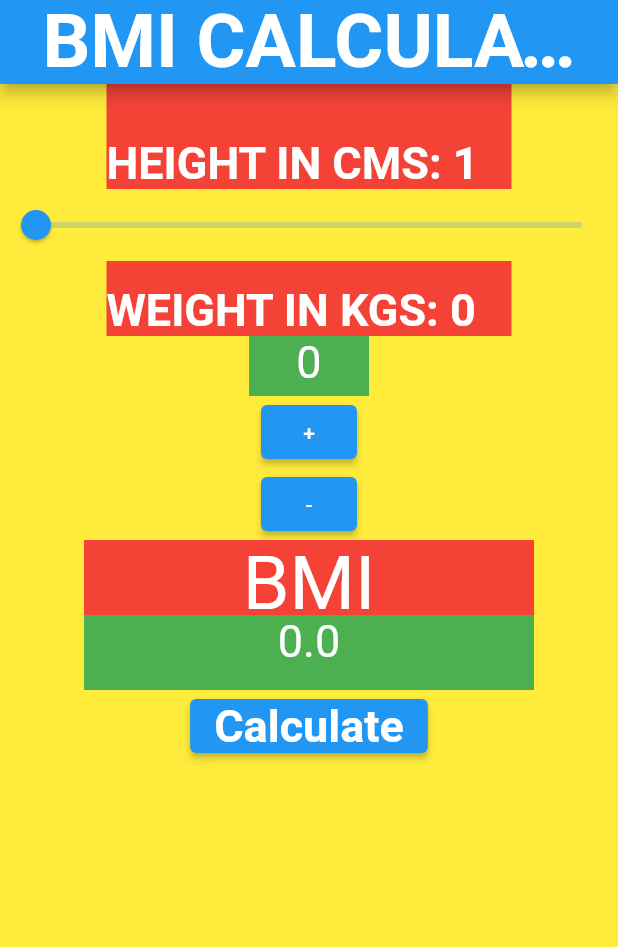
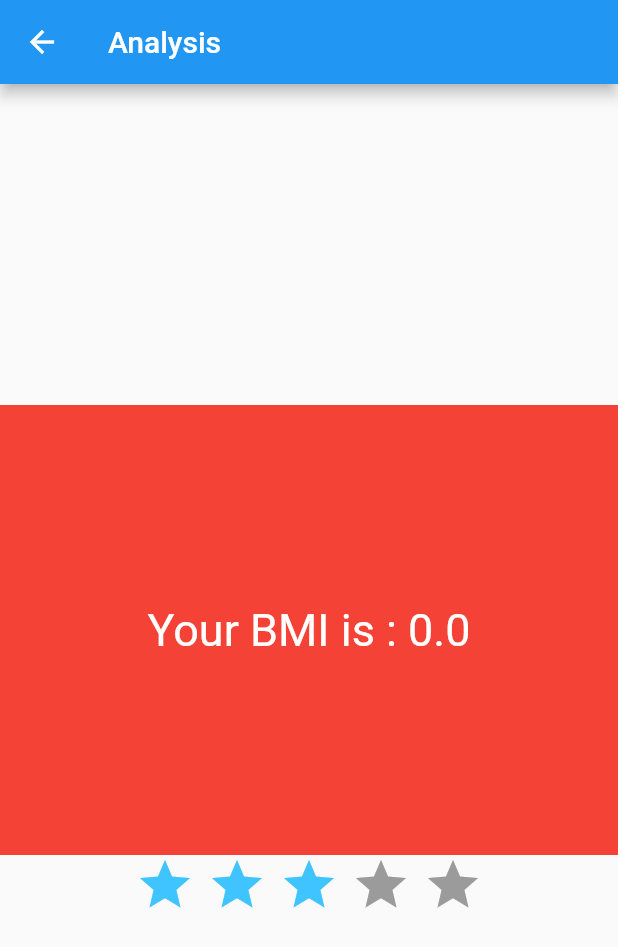
Before and after one commit to suparna-here-123/BMI_App, a Flutter app: the screen it shows after launch, after a tap on "Calculate", on a phone screen of 412 x 824 dp. Shown: the top 947 px of the screen. Run offline on Flutter 3.47's test engine with Material 2 defaults, Android fonts, the phone set to English and light mode, and no system bars; drawn by our look-alikes of flutter_rating_bar.

Commit message:
Second page + rating bar

```diff
--- /dev/null
+++ b/lib/SecondPage.dart
@@ -0,0 +1,66 @@
+// this is the second page of the app.
+
+import 'package:flutter/material.dart';
+import 'package:flutter_rating_bar/flutter_rating_bar.dart';
+
+class SecondPage extends StatefulWidget {
+  SecondPage({required this.bmi});              // required means it makes it compulsory that bmi must be passed.
+  double bmi = 0;                               // this means its talking about below mentioned variable.
+
+  @override
+  State<SecondPage> createState() => _SecondPageState();
+}
+
+class _SecondPageState extends State<SecondPage> {
+  @override
+  Widget build(BuildContext context) {
+    return Scaffold(
+      appBar: AppBar(
+        title : Text("Analysis")
+      ),
+      body: Center(
+        child: Column(
+          mainAxisAlignment: MainAxisAlignment.center,
+          children: [
+          //   ElevatedButton(onPressed: (){Navigator.pop(context);},      // .pop() doesn't work in setState because you're not changing the state of anything.
+          // child: Padding(
+          //   padding: const EdgeInsets.all(8.0),
+          //   child: Text("go back")
+          // )),
+            //Text("Your BMI is ${widget.bmi}") , // WHILE PASSING PARAMETERS IN A TEXT LINE, YOU HAVE TO SAY WIDGET.PARAMETER ONLY THEN IT WORKS
+            Container(
+                height: 300,
+                width: 500,
+                color : Colors.red,
+                alignment: Alignment.center,
+                child : Text("Your BMI is : ${widget.bmi} ",
+                    textAlign: TextAlign.center,
+                    style : TextStyle(
+                        fontSize: 30,
+                        color : Colors.white
+
+                    ))
+            ),
+            RatingBar.builder(
+              initialRating: 3,
+              minRating: 1,
+              direction: Axis.horizontal,
+              allowHalfRating: true,
+              itemCount: 5,
+              itemPadding: EdgeInsets.symmetric(horizontal: 4.0),
+              itemBuilder: (context, _) => Icon(
+                Icons.star,
+                color: Colors.lightBlueAccent,
+              ),
+              onRatingUpdate: (rating) {
+                print(rating);
+              },
+            )
+
+
+          ],
+        ),
+      ),
+    );
+  }
+}
--- a/lib/main.dart
+++ b/lib/main.dart
@@ -1,4 +1,7 @@
+// EVERY .dart PAGE MUST HAVE AN IMPORT FUNCTION THAT IMPORTS MATERIAL.DART MODULE, WHICH CONTAINS EVERYTHING ABOUT THE SCAFFOLD, CONTAINER ETC
+
 import 'dart:math';
+import 'package:bmi_app/SecondPage.dart';
 
 import 'package:flutter/foundation.dart';
 import 'package:flutter/material.dart';
@@ -16,7 +19,7 @@ class MyApp extends StatelessWidget {
   @override
   Widget build(BuildContext context) {
     return MaterialApp(
-      home: MyHomePage(),
+      home : MyHomePage()
     );
   }
 }
@@ -45,9 +48,10 @@ class _MyHomePageState extends State<MyHomePage> {
             ),
 
           )),
-      backgroundColor: Colors.yellow,
+      backgroundColor: Colors.black,
 
-      body: Column(
+      body: Center(
+        child: Column(
           children: [
             Container(
               height: 70,                   // dimensions of the colored box around 'height'
@@ -55,7 +59,7 @@ class _MyHomePageState extends State<MyHomePage> {
               color: Colors.red,
               alignment: Alignment.bottomLeft,
               child: Text(
-                "HEIGHT IN CMS: ${height.round()}",
+                  " HEIGHT IN CMS: ${height.round()}",
                   textAlign: TextAlign.center,
                 style: TextStyle(
                   fontSize: 30,
@@ -79,7 +83,7 @@ class _MyHomePageState extends State<MyHomePage> {
                 color: Colors.red,
                 alignment: Alignment.bottomLeft,
                 child: Text(
-                "WEIGHT IN KGS: ${weight.round()}",
+                  " WEIGHT IN KGS: ${weight.round()}",
                   textAlign: TextAlign.center,
                   style: TextStyle(
                       fontSize: 30,
@@ -88,7 +92,9 @@ class _MyHomePageState extends State<MyHomePage> {
                   ),
                 )
             ),
-          Container(                      // to show the weight (changes upon pressing button)    WHY HAVE I DONE THIS TWICE????
+            Padding(
+              padding: const EdgeInsets.all(10.0),
+              child: Container(                      // to show the weight (changes upon pressing button)    WHY HAVE I DONE THIS TWICE????
                 height : 40,
                 width: 80,
                 color: Colors.green,
@@ -99,41 +105,56 @@ class _MyHomePageState extends State<MyHomePage> {
                   color: Colors.white
                 ))
               ),
-          ElevatedButton(onPressed: (){
+            ),
+            Padding(
+              padding: const EdgeInsets.all(12.0),
+              child: Row(
+                mainAxisAlignment: MainAxisAlignment.center,
+                children: [
+                  Padding(
+                    padding: const EdgeInsets.all(10.0),
+                    child: ElevatedButton(onPressed: (){
                       setState(() {
                         weight = weight + 1;          // WRITE IF STATEMENT TO ENSURE WEIGHT IS NOT NEGATIVE.
                       });
-          }, child : Text("+")) ,
+                    }, child : Text("+")),
+                  ),
                   ElevatedButton(onPressed: (){
                     setState(() {
                       weight = weight - 1;
                     });
                   }, child: Text('-')),
-          Container(
-            height: 50,
-            width: 300,
-            color : Colors.red,
-            child : Text("BMI",
-            textAlign: TextAlign.center,
-            style : TextStyle(
-              fontSize: 50,
-              color : Colors.white
+                ],
+              ),
+            ) ,
 
-            ))
-          ),
-          Container(
-            height : 50,
-            width: 300,
-            color : Colors.green,
-            child : Text("${bmi}",
-            textAlign: TextAlign.center,
-            style: TextStyle(
-              fontSize: 30,
-              color: Colors.white
-            ),)
-          ),
+            // Container(
+            //   height: 50,
+            //   width: 300,
+            //   color : Colors.red,
+            //   child : Text("BMI",
+            //   textAlign: TextAlign.center,
+            //   style : TextStyle(
+            //     fontSize: 50,
+            //     color : Colors.white
+            //
+            //   ))
+            // ),
+            // Container(
+            //   height : 50,
+            //   width: 300,
+            //   color : Colors.green,
+            //   child : Text("${bmi}",
+            //   textAlign: TextAlign.center,
+            //   style: TextStyle(
+            //     fontSize: 30,
+            //     color: Colors.white
+            //   ),)
+            // ),
             ElevatedButton(onPressed: (){
               setState(() {
+                Navigator.push(context, MaterialPageRoute(builder: (context) => SecondPage(bmi : bmi)));
+
                 bmi = (weight/(height * height * 0.0001));
               });
             }, child: Text("Calculate",
@@ -143,9 +164,11 @@ class _MyHomePageState extends State<MyHomePage> {
               fontSize: 30,
               color: Colors.white
             ),)
-          )
+            ),
+
           ],
 
+        ),
       )
     );
   }
--- a/pubspec.yaml
+++ b/pubspec.yaml
@@ -36,7 +36,7 @@ dependencies:
   # The following adds the Cupertino Icons font to your application.
   # Use with the CupertinoIcons class for iOS style icons.
   cupertino_icons: ^1.0.2
-
+  flutter_rating_bar: ^4.0.1
 dev_dependencies:
   flutter_test:
     sdk: flutter
```
Also changed, not shown: pubspec.lock. Lines whose indentation alone changed are shown as unchanged.
